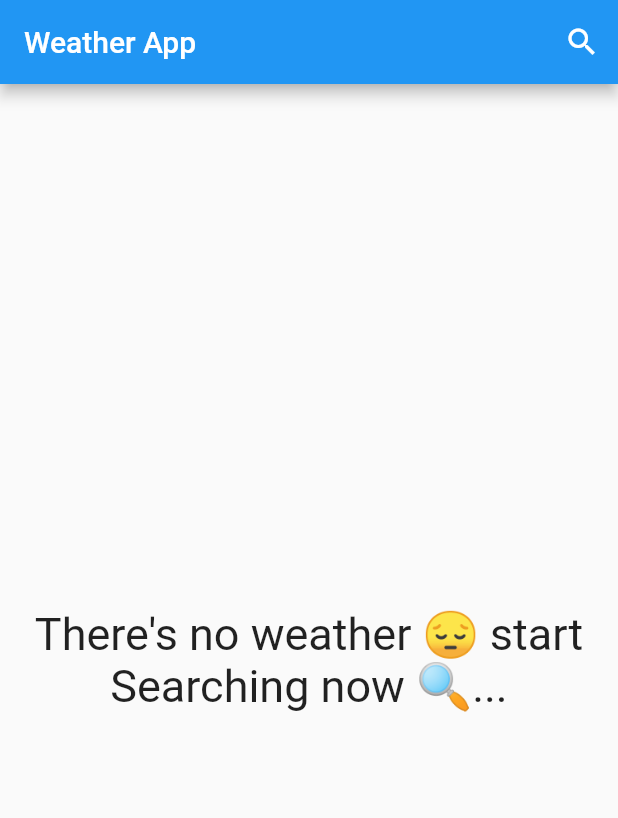
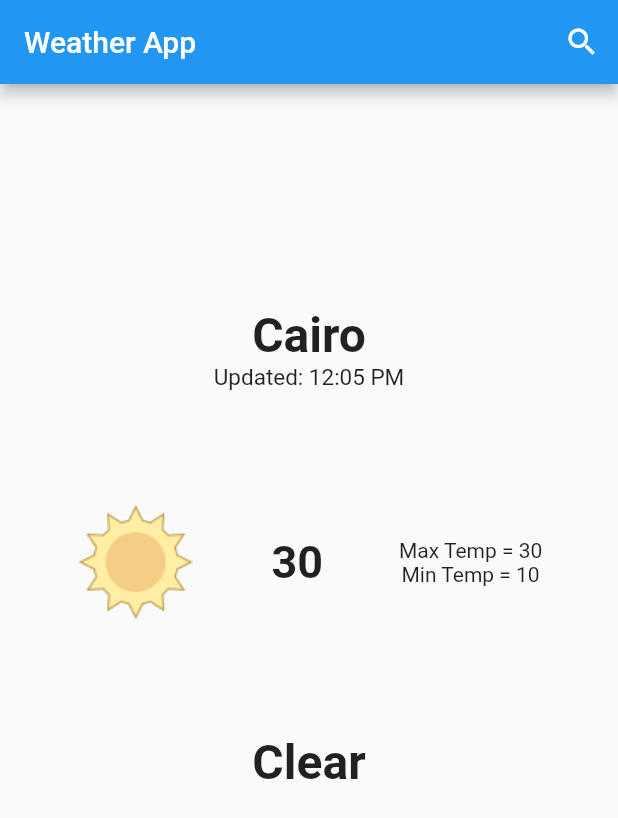
Before and after one commit to OmarAmeer96/Weather-App, a Flutter app: the screen it shows after launch, on a phone screen of 412 x 824 dp. Shown: the top 818 px of the screen. Run offline on Flutter 3.47's test engine with Material 2 defaults, Android fonts, the phone set to English and light mode, and no system bars.

Commit message:
6th Commit

```diff
--- a/lib/main.dart
+++ b/lib/main.dart
@@ -10,7 +10,7 @@ class WeatherApp extends StatelessWidget {
 
   @override
   Widget build(BuildContext context) {
-    return const MaterialApp(
+    return MaterialApp(
       debugShowCheckedModeBanner: false,
       home: HomeScreen(),
     );
--- a/lib/screens/home_screen.dart
+++ b/lib/screens/home_screen.dart
@@ -1,8 +1,11 @@
 import 'package:flutter/material.dart';
+import 'package:weather_app/models/weather_model.dart';
 import 'package:weather_app/screens/search_screen.dart';
 
 class HomeScreen extends StatelessWidget {
-  const HomeScreen({super.key});
+  HomeScreen({super.key});
+
+  WeatherModel? weatherData;
 
   @override
   Widget build(BuildContext context) {
@@ -25,7 +28,8 @@ class HomeScreen extends StatelessWidget {
         ],
         title: const Text("Weather App"),
       ),
-      body: Center(
+      body: weatherData != null
+          ? Center(
               child: Column(
                 mainAxisSize: MainAxisSize.min,
                 children: const [
@@ -43,6 +47,60 @@ class HomeScreen extends StatelessWidget {
                   ),
                 ],
               ),
+            )
+          : Container(
+              child: Column(
+                mainAxisAlignment: MainAxisAlignment.center,
+                children: [
+                  const Spacer(
+                    flex: 2,
+                  ),
+                  const Text(
+                    'Cairo',
+                    style: TextStyle(
+                      fontSize: 32,
+                      fontWeight: FontWeight.bold,
+                    ),
+                  ),
+                  const Text(
+                    'Updated: 12:05 PM',
+                    style: TextStyle(
+                      fontSize: 15,
+                    ),
+                  ),
+                  const Spacer(),
+                  Row(
+                    mainAxisAlignment: MainAxisAlignment.spaceEvenly,
+                    children: [
+                      Image.asset('assets/images/clear.png'),
+                      const Text(
+                        '30',
+                        style: TextStyle(
+                          fontSize: 30,
+                          fontWeight: FontWeight.bold,
+                        ),
+                      ),
+                      Column(
+                        children: const [
+                          Text('Max Temp = 30'),
+                          Text('Min Temp = 10'),
+                        ],
+                      ),
+                    ],
+                  ),
+                  const Spacer(),
+                  const Text(
+                    'Clear',
+                    style: TextStyle(
+                      fontSize: 32,
+                      fontWeight: FontWeight.bold,
+                    ),
+                  ),
+                  const Spacer(
+                    flex: 4,
+                  ),
+                ],
+              ),
             ),
     );
   }
```
Lines whose indentation alone changed are shown as unchanged.
